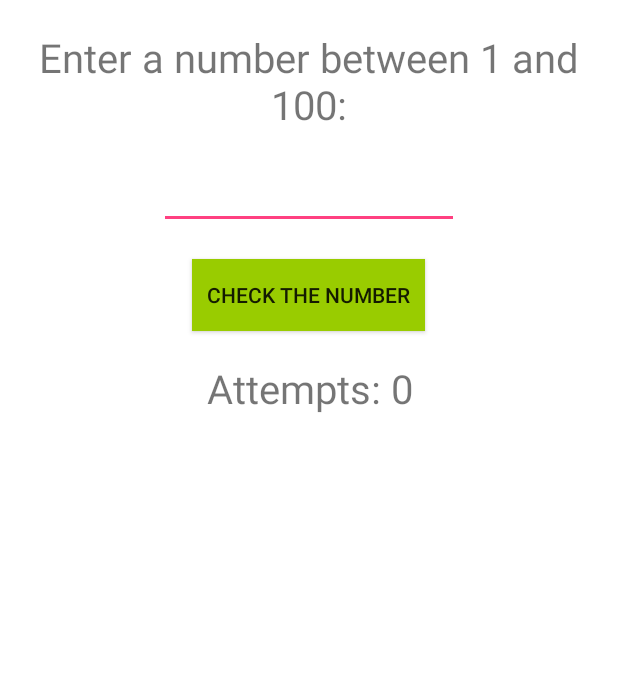
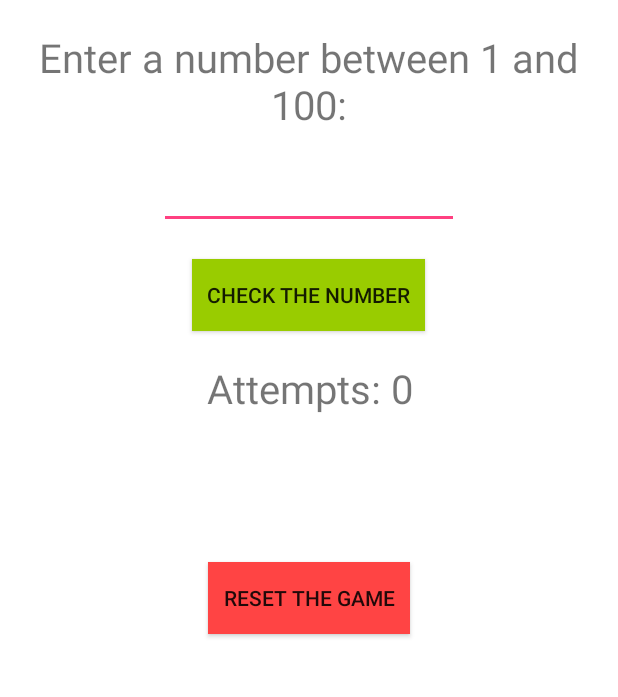
Before and after one commit to marcoscastro/guessthenumberandroid, an Android app: the screen it shows after launch (MainActivity), on a phone screen of 412 x 824 dp, the part 111-808 px from its top. Run offline under Robolectric (Android 15) with nearby library versions, the light colour scheme and no system bars.

Commit message:
logic game completed

```diff
--- a/app/src/main/res/layout/activity_main.xml
+++ b/app/src/main/res/layout/activity_main.xml
@@ -69,4 +69,14 @@
         android:id="@+id/textViewTip"
         android:textColor="@android:color/holo_red_dark" />
 
+    <Button
+        android:text="   Reset the game   "
+        android:layout_width="wrap_content"
+        android:layout_height="wrap_content"
+        android:layout_gravity="center"
+        android:layout_marginTop="50px"
+        android:onClick="resetGame"
+        android:id="@+id/btnReset"
+        android:background="@android:color/holo_red_light"  />
+
 </LinearLayout>
```
Also changed, not shown: app/src/main/java/com/mcastrosouza/guessthenumber/MainActivity.java (+12 -3 lines).
